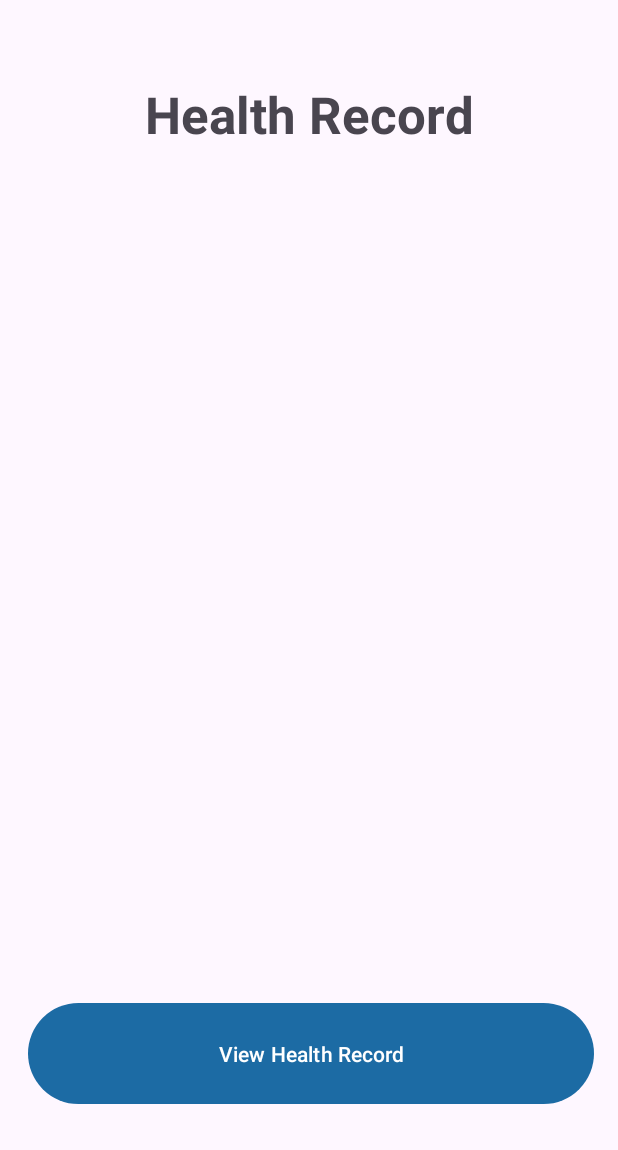
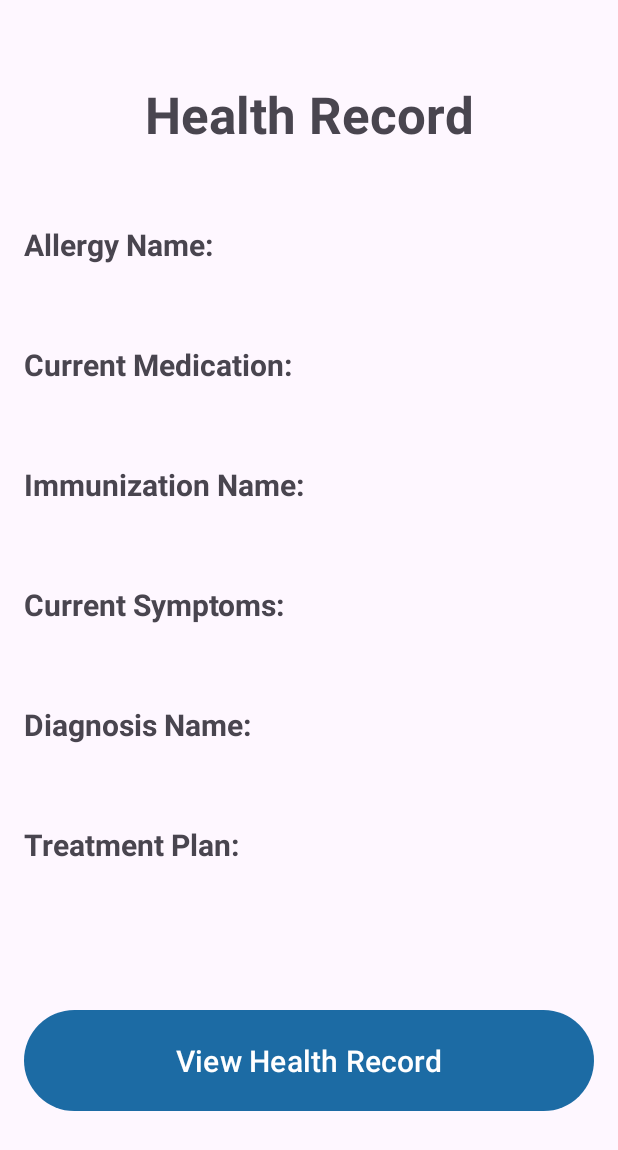
Before and after one commit to JashanpreetSinghp09/PHR_Project, an Android app: the ViewHealthRecordActivity screen opened directly, with no data from a screen before it, after a tap on "View Health Record", on a phone screen of 412 x 824 dp. Shown: the top 1150 px of the screen. Run offline under Robolectric (Android 15) with nearby library versions, the phone set to English and light mode, and no system bars; our stand-ins replace Firebase (no records; nobody signed in at launch, a user with empty details on screens opened directly); libraries missing offline, so code that uses them is left out: org.bouncycastle.jce, org.web3j.abi, org.web3j.crypto, org.web3j.protocol, org.web3j.tx and 1 more; pictures from the network do not load; 3 statements that could not run were skipped.

Commit message:
ViewHealthRecordActivity modified
added multiple details to the activity view

```diff
--- a/PHRApplication/app/src/main/java/com/example/phr_application/ViewHealthRecordActivity.java
+++ b/PHRApplication/app/src/main/java/com/example/phr_application/ViewHealthRecordActivity.java
@@ -5,12 +5,14 @@ import androidx.appcompat.app.AppCompatActivity;
 import android.os.Bundle;
 import android.view.View;
 import android.widget.Button;
+import android.widget.EditText;
 import android.widget.TextView;
 import android.widget.Toast;
 
 public class ViewHealthRecordActivity extends AppCompatActivity {
 
-    private TextView viewRecord;
+    private TextView visiAllergy, visiCurrentMedication, visiImmunization, visiCurrentSymptoms, visiDiagnosis, visiTreatmentPlan;
+    private TextView allergy, currentMedication, immunization, currentSymptoms, diagnosis, treatmentPlan;
     private Button viewButton;
     private WalletManager walletManager;
 
@@ -19,8 +21,31 @@ public class ViewHealthRecordActivity extends AppCompatActivity {
         super.onCreate(savedInstanceState);
         setContentView(R.layout.activity_view_health_record);
 
-        viewRecord = findViewById(R.id.viewingHealth);
+        visiAllergy = findViewById(R.id.textView16);
+        visiCurrentMedication = findViewById(R.id.textView28);
+        visiImmunization = findViewById(R.id.textView30);
+        visiCurrentSymptoms = findViewById(R.id.textView32);
+        visiDiagnosis = findViewById(R.id.textView34);
+        visiTreatmentPlan = findViewById(R.id.textView36);
+
+        visiAllergy.setVisibility(View.INVISIBLE);
+        visiCurrentMedication.setVisibility(View.INVISIBLE);
+        visiImmunization.setVisibility(View.INVISIBLE);
+        visiCurrentSymptoms.setVisibility(View.INVISIBLE);
+        visiDiagnosis.setVisibility(View.INVISIBLE);
+        visiTreatmentPlan.setVisibility(View.INVISIBLE);
+
+
+        allergy = findViewById(R.id.viewingAllergy);
+        currentMedication = findViewById(R.id.viewingMedication);
+        immunization = findViewById(R.id.viewingImmunization);
+        currentSymptoms = findViewById(R.id.viewingSymptoms);
+        diagnosis = findViewById(R.id.viewingDiagnosis);
+        treatmentPlan = findViewById(R.id.viewingTreatment);
+
+
         viewButton = findViewById(R.id.viewingButton);
+
         walletManager = WalletManager.getInstance(this);
 
         viewButton.setOnClickListener(new View.OnClickListener() {
@@ -31,7 +56,8 @@ public class ViewHealthRecordActivity extends AppCompatActivity {
                     @Override
                     public void onRetrieveSuccess(String result) {
 
-                        viewRecord.setText(result);
+                        setInputData(result, allergy, currentMedication, immunization, currentSymptoms, diagnosis, treatmentPlan);
+                        setVisibility(visiAllergy, visiCurrentMedication, visiImmunization, visiCurrentSymptoms, visiDiagnosis, visiTreatmentPlan);
                     }
 
                     @Override
@@ -43,4 +69,21 @@ public class ViewHealthRecordActivity extends AppCompatActivity {
             }
         });
     }
+
+    void setInputData(String inputData, TextView... textViews) {
+
+        String[] substrings = inputData.split("\n");
+
+        // Iterate over the textViews and set the text for each one
+        for (int i = 0; i < Math.min(substrings.length, textViews.length); i++) {
+            textViews[i].setText(substrings[i]);
+        }
+    }
+
+    void setVisibility(TextView... textViews) {
+
+        for (TextView textView : textViews) {
+            textView.setVisibility(View.VISIBLE);
+        }
+    }
 }
--- a/PHRApplication/app/src/main/res/layout/activity_view_health_record.xml
+++ b/PHRApplication/app/src/main/res/layout/activity_view_health_record.xml
@@ -21,27 +21,116 @@
         app:layout_constraintStart_toStartOf="parent"
         app:layout_constraintTop_toTopOf="parent" />
 
+    <LinearLayout
+        android:layout_width="match_parent"
+        android:layout_height="675dp"
+        android:layout_centerInParent="true"
+        android:layout_marginTop="31dp"
+        android:layout_marginBottom="13dp"
+        android:orientation="vertical"
+        android:padding="16dp"
+        app:layout_constraintBottom_toBottomOf="parent"
+        app:layout_constraintEnd_toEndOf="parent"
+        app:layout_constraintStart_toStartOf="parent"
+        app:layout_constraintTop_toBottomOf="@+id/textView26">
+
+
         <TextView
-        android:id="@+id/viewingHealth"
-        android:layout_width="332dp"
-        android:layout_height="388dp"
-        android:layout_marginStart="39dp"
-        android:layout_marginTop="32dp"
-        android:layout_marginEnd="40dp"
-        app:layout_constraintEnd_toEndOf="parent"
-        app:layout_constraintHorizontal_bias="0.0"
-        app:layout_constraintStart_toStartOf="parent"
-        app:layout_constraintTop_toBottomOf="@+id/textView26" />
+            android:id="@+id/textView16"
+            android:layout_width="380dp"
+            android:layout_height="40dp"
+            android:text="Allergy Name:"
+            android:textSize="20sp"
+            android:textStyle="bold" />
+
+        <TextView
+            android:id="@+id/viewingAllergy"
+            android:layout_width="380dp"
+            android:layout_height="40dp"
+            android:textSize="20sp" />
+
+        <TextView
+            android:id="@+id/textView28"
+            android:layout_width="380dp"
+            android:layout_height="40dp"
+            android:text="Current Medication:"
+            android:textSize="20sp"
+            android:textStyle="bold" />
+
+        <TextView
+            android:id="@+id/viewingMedication"
+            android:layout_width="380dp"
+            android:layout_height="40dp"
+            android:textSize="20sp" />
+
+        <TextView
+            android:id="@+id/textView30"
+            android:layout_width="380dp"
+            android:layout_height="40dp"
+            android:text="Immunization Name:"
+            android:textSize="20sp"
+            android:textStyle="bold" />
+
+        <TextView
+            android:id="@+id/viewingImmunization"
+            android:layout_width="380dp"
+            android:layout_height="40dp"
+            android:textSize="20sp" />
+
+        <TextView
+            android:id="@+id/textView32"
+            android:layout_width="380dp"
+            android:layout_height="40dp"
+            android:text="Current Symptoms:"
+            android:textSize="20sp"
+            android:textStyle="bold" />
+
+        <TextView
+            android:id="@+id/viewingSymptoms"
+            android:layout_width="380dp"
+            android:layout_height="40dp"
+            android:textSize="20sp" />
+
+        <TextView
+            android:id="@+id/textView34"
+            android:layout_width="380dp"
+            android:layout_height="40dp"
+            android:text="Diagnosis Name:"
+            android:textSize="20sp"
+            android:textStyle="bold" />
+
+        <TextView
+            android:id="@+id/viewingDiagnosis"
+            android:layout_width="380dp"
+            android:layout_height="40dp"
+            android:textSize="20sp" />
+
+        <TextView
+            android:id="@+id/textView36"
+            android:layout_width="380dp"
+            android:layout_height="40dp"
+            android:text="Treatment Plan:"
+            android:textSize="20sp"
+            android:textStyle="bold" />
+
+        <TextView
+            android:id="@+id/viewingTreatment"
+            android:layout_width="380dp"
+            android:layout_height="40dp"
+            android:textSize="20sp" />
 
         <Button
             android:id="@+id/viewingButton"
-        android:layout_width="377dp"
+            android:layout_width="380dp"
             android:layout_height="75dp"
-        android:layout_marginStart="18dp"
+            android:layout_marginTop="40dp"
             android:layout_marginEnd="16dp"
-        android:layout_marginBottom="84dp"
             android:text="View Health Record"
+            android:textSize="20sp"
             app:layout_constraintBottom_toBottomOf="parent"
             app:layout_constraintEnd_toEndOf="parent"
             app:layout_constraintStart_toStartOf="parent" />
+    </LinearLayout>
+
+
 </androidx.constraintlayout.widget.ConstraintLayout>
```
Lines whose indentation alone changed are shown as unchanged.
